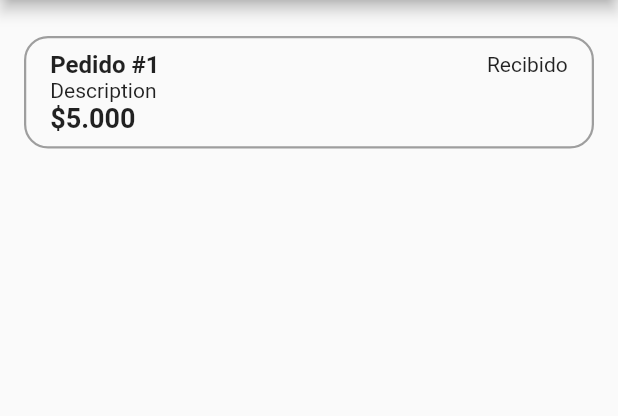
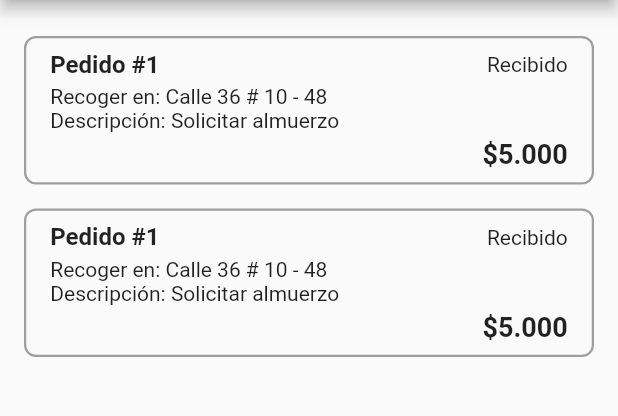
Before and after one commit to estebanhiguitad/DeliverCourier, a Flutter app: the screen it shows after launch, on a phone screen of 412 x 824 dp, the part 84-500 px from its top. Run offline on Flutter 3.47's test engine with Material 2 defaults, Android fonts, the phone set to English and light mode, and no system bars.

Commit message:
Se ajusta list e item order

```diff
--- a/lib/presentation/list_orders/item_order.dart
+++ b/lib/presentation/list_orders/item_order.dart
@@ -6,9 +6,10 @@ class ItemOrder extends StatelessWidget {
   @override
   Widget build(BuildContext context) {
     return Container(
+      margin: const EdgeInsets.symmetric(vertical: 8),
       padding: const EdgeInsets.symmetric(horizontal: 16, vertical: 8),
       decoration: BoxDecoration(
-        borderRadius: BorderRadius.circular(16),
+        borderRadius: BorderRadius.circular(8),
         border: Border.all(color: Colors.grey, width: 1.5),
       ),
       child: Column(
@@ -24,11 +25,21 @@ class ItemOrder extends StatelessWidget {
               Text('Recibido'),
             ],
           ),
-          Text('Description'),
-          Text(
-            '\$5.000',
-            textAlign: TextAlign.right,
-            style: TextStyle(fontSize: 18, fontWeight: FontWeight.bold),
+          SizedBox(height: 4),
+          Column(
+            crossAxisAlignment: CrossAxisAlignment.start,
+            children: [
+              Text('Recoger en: Calle 36 # 10 - 48'),
+              Text('Descripción: Solicitar almuerzo'),
+            ],
+          ),
+          SizedBox(height: 4),
+          Align(
+            alignment: Alignment.centerRight,
+            child: Text(
+              '\$5.000',
+              style: TextStyle(fontSize: 18, fontWeight: FontWeight.bold),
+            ),
           ),
         ],
       ),
--- a/lib/presentation/list_orders/list_order_view.dart
+++ b/lib/presentation/list_orders/list_order_view.dart
@@ -11,9 +11,9 @@ class ListOrdersView extends StatelessWidget {
 
   Widget _listOrders() {
     return Padding(
-      padding: const EdgeInsets.symmetric(horizontal: 16.0, vertical: 24.0),
+      padding: const EdgeInsets.symmetric(horizontal: 16.0, vertical: 16.0),
       child: Column(
-        children: [ItemOrder()],
+        children: [ItemOrder(), ItemOrder()],
       ),
     );
   }
```
